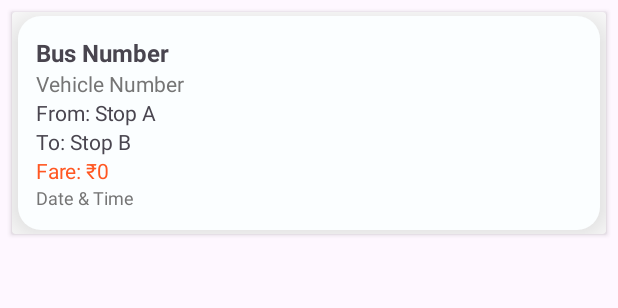
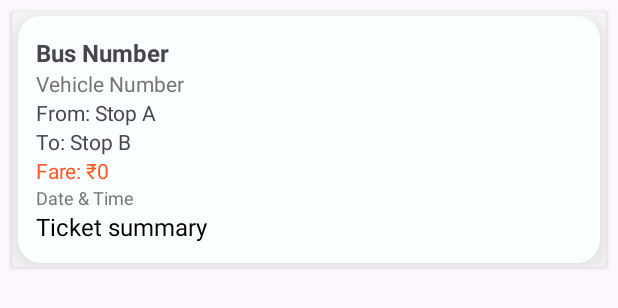
Before and after one commit to SanthoshMB08/localbus-ticket, an Android app: the layout item_ticket.xml on its own in the app's theme, with its tools: preview values and no code run, on a phone screen of 412 x 824 dp. Shown: the top 308 px of the screen. Run offline under Robolectric (Android 15) with nearby library versions, the phone set to English and light mode, and no system bars.

Commit message:
ticket pop up

```diff
--- a/app/src/main/res/layout/item_ticket.xml
+++ b/app/src/main/res/layout/item_ticket.xml
@@ -59,7 +59,13 @@
             android:text="Date &amp; Time"
             android:textSize="12sp"
             android:textColor="#757575" />
-
+        <TextView
+            android:id="@+id/textViewTicketSummary"
+            android:layout_width="wrap_content"
+            android:layout_height="wrap_content"
+            android:text="Ticket summary"
+            android:textSize="16sp"
+            android:textColor="#000000" />
     </LinearLayout>
 
 </androidx.cardview.widget.CardView>
```
Also changed, not shown: app/src/main/java/com/example/bmtc/adapters/TicketAdapter.java (+19 -3 lines), app/src/main/java/com/example/bmtc/fragments/PastTicketsFragment.java (+21 -1 lines), app/src/main/java/com/example/bmtc/models/Ticket.java (+9 -0 lines).
